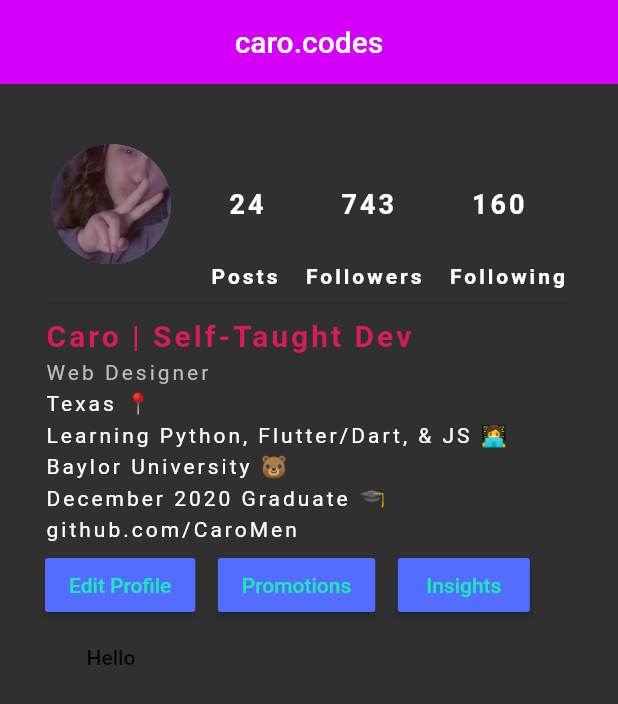
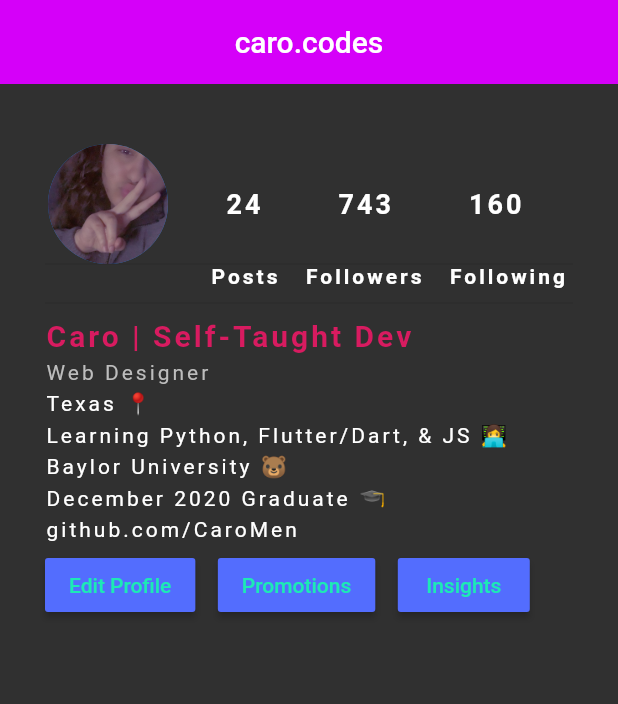
Before and after one commit to CaroMen/InstaProfile, a Flutter app: the screen it shows after launch, on a phone screen of 412 x 824 dp. Shown: the top 704 px of the screen. Run offline on Flutter 3.47's test engine with Material 2 defaults, Android fonts, the phone set to English and light mode, and no system bars.

Commit message:
Insta Profile

```diff
--- a/lib/main.dart
+++ b/lib/main.dart
@@ -23,7 +23,7 @@ class ProfileCard extends StatelessWidget {
             Row(
               children: <Widget>[
                 Padding(
-                  padding: EdgeInsets.fromLTRB(2.0, 50.0, 2.0, 2.0),
+                  padding: EdgeInsets.fromLTRB(0, 10.0, 2.0, 0),
                 ),
                 CircleAvatar(
                   backgroundImage: AssetImage('assets/avi.jpg'),
@@ -59,12 +59,16 @@ class ProfileCard extends StatelessWidget {
                     fontWeight: FontWeight.bold,
                   ),
                 ),
+                // SizedBox(width: 50.0),
               ],
+            ),
+            Divider(
+              height: 0,
             ),
             Row(
               children: <Widget>[
                 Padding(
-                  padding: EdgeInsets.only(left: 110.0),
+                  padding: EdgeInsets.only(left: 110.0, top: 0),
                 ),
                 Text(
                   'Posts',
@@ -191,14 +195,6 @@ class ProfileCard extends StatelessWidget {
                 ),
               ],
             ),
-            Row(
-              children: <Widget>[
-                FlatButton(
-                  onPressed: () {},
-                  child: Text('Hello'),
-                ),
-              ],
-            ),
           ],
         ),
       ),
```
